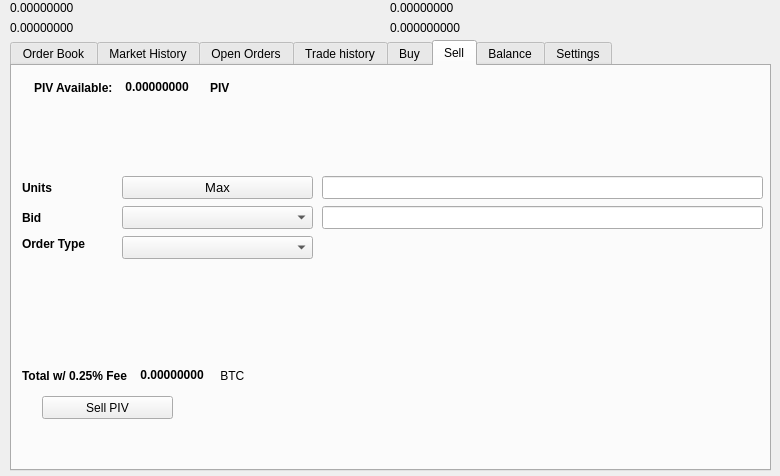
Qt form src/qt/forms/tradingdialog.ui (r0otChiXor/axiom) before a commit.
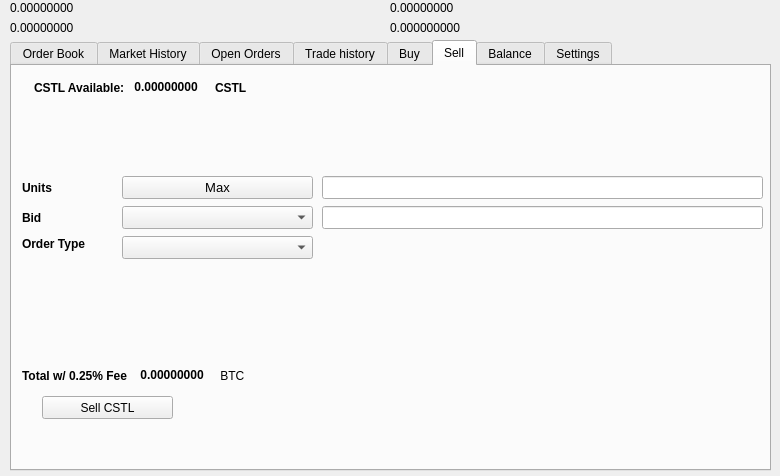
The same form after that commit. The open tabs and pages were chosen to show the change. Icons and pictures are not drawn.

Diff of the .ui file:
```diff
--- a/src/qt/forms/tradingdialog.ui
+++ b/src/qt/forms/tradingdialog.ui
@@ -1751,7 +1751,7 @@
       </rect>
      </property>
      <property name="text">
-      <string>Sell PIV</string>
+      <string>Sell CSTL</string>
      </property>
      <property name="icon">
       <iconset resource="../castle">
@@ -1777,7 +1777,7 @@
          </font>
         </property>
         <property name="text">
-         <string>PIV Available:</string>
+         <string>CSTL Available:</string>
         </property>
        </widget>
       </item>
@@ -2221,7 +2221,7 @@
          </font>
         </property>
         <property name="text">
-         <string>PIV</string>
+         <string>CSTL</string>
         </property>
        </widget>
       </item>
```
Left out of the diff: 34 changed lines with no effect on the pictures.
